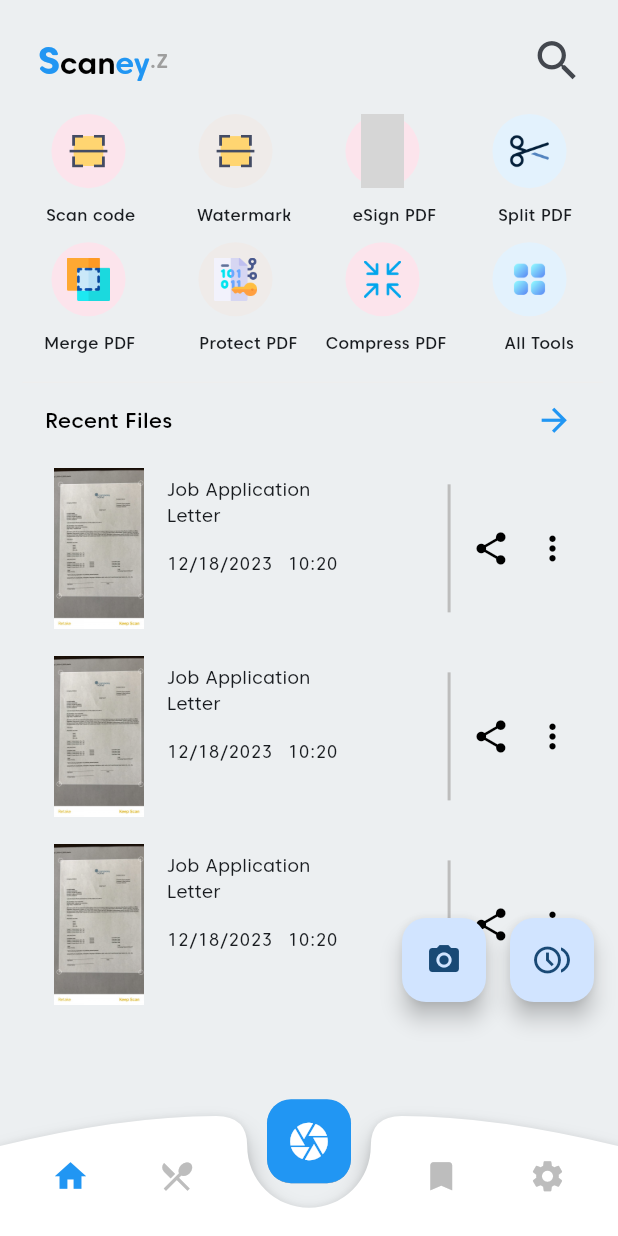
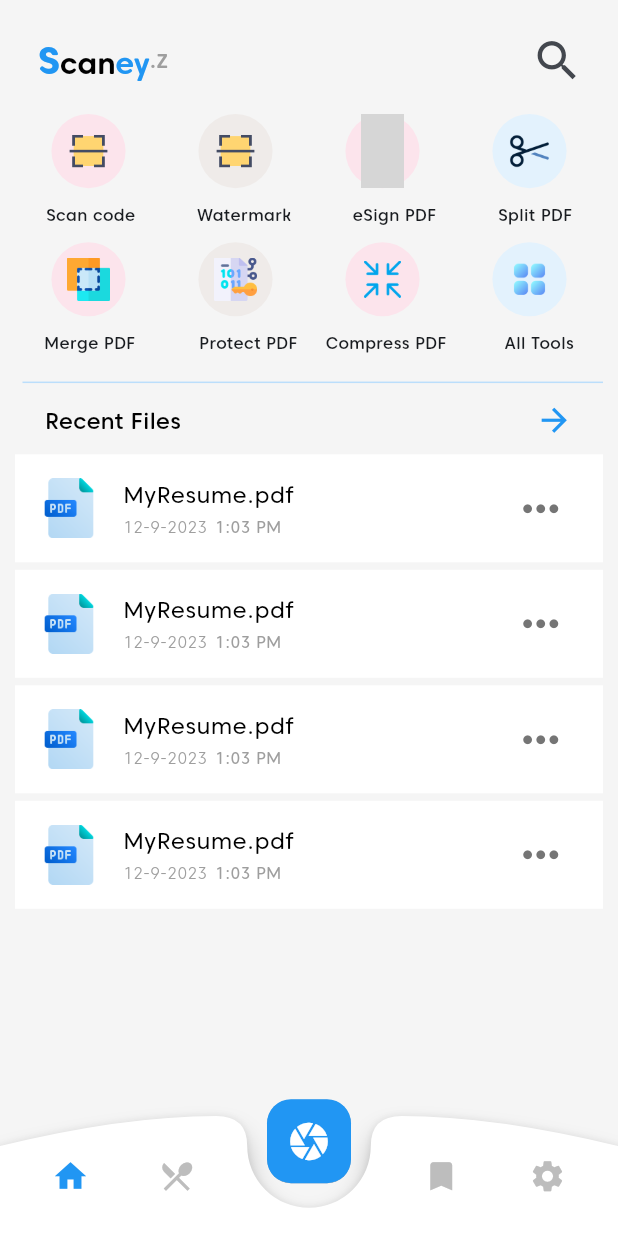
Before and after one commit to zainsh098/ui_fyp, a Flutter app: the screen it shows after launch, on a phone screen of 412 x 824 dp. Run offline on Flutter 3.47's test engine with Material 2 defaults, Android fonts, the phone set to English and light mode, and no system bars; our stand-ins replace animated_text_kit, flutter_svg, lottie; grey boxes are pictures that could not be loaded.

Commit message:
Changes on Home Screen❤️

```diff
--- a/lib/res/components/file_template.dart
+++ b/lib/res/components/file_template.dart
@@ -3,7 +3,6 @@ import 'package:flutter/material.dart';
 import 'package:ui_fyp/res/components/text_widget.dart';
 
 import '../font_styles.dart';
-
 class FileTemplate extends StatelessWidget {
   const FileTemplate({Key? key});
 
@@ -16,8 +15,16 @@ class FileTemplate extends StatelessWidget {
       height: height * 0.14,
       width: width * 0.90,
       decoration: BoxDecoration(
-        color: Colors.transparent,
+        color: Colors.white,
         borderRadius: BorderRadius.circular(5),
+        boxShadow: [
+          BoxShadow(
+            color: Colors.blue.shade200.withOpacity(0.4), // Adjust the opacity for the glass effect
+            spreadRadius: 1,
+            blurRadius: 3, // Adjust the blur radius for the glass effect
+            offset: Offset(5, 5),
+          ),
+        ],
       ),
       child: Row(
         children: [
@@ -29,32 +36,23 @@ class FileTemplate extends StatelessWidget {
               'assets/image1.jpeg',
               width: width * 0.22,
               height: height * 0.13,
-
             ),
           ),
           // Middle Side: Text, Time, and Date
           Expanded(
             child: Column(
-
               crossAxisAlignment: CrossAxisAlignment.start,
               children: [
                 const SizedBox(height: 10,),
-               TextWidget(text: 'Job Application \nLetter', textStyle: const TextStyle(fontFamily: FontStyles.CarosSoft,fontSize: 12)),
+                TextWidget(text: 'Job Application \nLetter', textStyle: const TextStyle(fontFamily: FontStyles.CarosSoft,fontSize: 12)),
                 const SizedBox(height: 15),
-
                 Row(
                   children: [
-
                     TextWidget(text: '12/18/2023', textStyle: const TextStyle(fontFamily: FontStyles.CarosSoft,fontSize: 12)),
                     const SizedBox(width: 10,),
-                    TextWidget(text: '10:20', textStyle:const  TextStyle(fontFamily: FontStyles.CarosSoft,fontSize: 12)),
-
-
+                    TextWidget(text: '10:20', textStyle: const TextStyle(fontFamily: FontStyles.CarosSoft,fontSize: 12)),
                   ],
-
                 ),
-
-
               ],
             ),
           ),
@@ -62,11 +60,11 @@ class FileTemplate extends StatelessWidget {
           Row(
             children: [
               VerticalDivider(
-                color: Colors.grey.shade400, // Customize the color of the divider
-                width: 1, // Customize the width of the divider
-                thickness: 2, // Customize the thickness of the divider
-                indent: 15, // Customize the start padding of the divider
-                endIndent: 15, // Customize the end padding of the divider
+                color: Colors.grey.shade400,
+                width: 1,
+                thickness: 2,
+                indent: 15,
+                endIndent: 15,
               ),
               const SizedBox(width: 15,),
               const Icon(Icons.share, color: Colors.black, size: 26,),
@@ -75,12 +73,56 @@ class FileTemplate extends StatelessWidget {
               const SizedBox(width: 10,),
             ],
           ),
-
         ],
+      ),
+    );
+  }
+}
 
 
+
+class FileTemplate2 extends StatelessWidget {
+  const FileTemplate2({super.key});
+
+  @override
+  Widget build(BuildContext context) {
+    return Column(children: [
+
+      Padding(
+        padding: const EdgeInsets.only(left: 10,right: 10),
+        child: ClipRRect(
+          borderRadius: BorderRadius.circular(5),
+
+          child: ListTile(
+
+            tileColor: Colors.white,
+     leading: Image.asset('assets/pdf3.png',height: 40,width: 40,),
+            title: TextWidget(text: 'MyResume.pdf',textStyle: TextStyle(color: Colors.black,fontFamily: FontStyles.CarosSoft,fontSize: 15),),
+            trailing: Icon(Icons.more_horiz_outlined,size: 35,color: Colors.grey.shade600,),
+            subtitle: Row(
+              children: [
+                TextWidget(text: '12-9-2023', textStyle: TextStyle(color: Colors.grey,fontFamily: FontStyles.CarosSoftLight,fontSize: 11) ),
+                SizedBox(width: 5,),
+                TextWidget(text: '1:03 PM', textStyle: TextStyle(color: Colors.grey,fontFamily: FontStyles.CarosSoft,fontSize: 11) ),
+
+
+
+              ],
+
+
+            ),
+
+
+          ),
+        ),
       ),
+
+
+
+
+    ],
+
+
     );
-
   }
 }
--- a/lib/screens/Home Screen/home_screen.dart
+++ b/lib/screens/Home Screen/home_screen.dart
@@ -21,33 +21,33 @@ class _HomeScreenState extends State<HomeScreen> {
     final height = MediaQuery.of(context).size.height;
     final width = MediaQuery.of(context).size.width;
     return Scaffold(
-      backgroundColor: Colors.blueGrey.shade50,
-      floatingActionButton: Padding(
-        padding: const EdgeInsets.only(bottom: 60),
-        child: Row(
-mainAxisAlignment: MainAxisAlignment.end,
-          children: [
-            FloatingActionButton(
-              heroTag:'camera' ,
-
-              onPressed: () {
-                // Add your action for the first FAB here
-              },
-              child: const Icon(Icons.camera_alt),
-            ),
-            const SizedBox(width: 16), // Add some spacing between FABs
-            FloatingActionButton(
-              onPressed: () {
-                // Add your action for the second FAB here
-              },
-              child: const Icon(Icons.browse_gallery_outlined),
-            ),
-         // Add some spacing between FABs
-
-          ],
-        ),
-      ),
-      floatingActionButtonLocation: FloatingActionButtonLocation.endFloat,
+      backgroundColor:  Colors.grey.shade100,
+//       floatingActionButton: Padding(
+//         padding: const EdgeInsets.only(bottom: 60),
+//         child: Row(
+// mainAxisAlignment: MainAxisAlignment.end,
+//           children: [
+//             FloatingActionButton(
+//               heroTag:'camera' ,
+//
+//               onPressed: () {
+//                 // Add your action for the first FAB here
+//               },
+//               child: const Icon(Icons.camera_alt),
+//             ),
+//             const SizedBox(width: 16), // Add some spacing between FABs
+//             FloatingActionButton(
+//               onPressed: () {
+//                 // Add your action for the second FAB here
+//               },
+//               child: const Icon(Icons.browse_gallery_outlined),
+//             ),
+//          // Add some spacing between FABs
+//
+//           ],
+//         ),
+//       ),
+//       floatingActionButtonLocation: FloatingActionButtonLocation.endFloat,
 
 
 
@@ -238,7 +238,7 @@ mainAxisAlignment: MainAxisAlignment.end,
             ),
             const SizedBox(height: 10,),
             Divider(
-              color: Colors.grey.shade200,
+              color: Colors.blue.shade100,
               endIndent: 10,
               indent: 15,
 
@@ -252,21 +252,22 @@ mainAxisAlignment: MainAxisAlignment.end,
 
                 children: [
 
-                  TextWidget(text: 'Recent Files', textStyle: const TextStyle(fontFamily: FontStyles.CarosSoftMedium,fontSize: 14,color: Colors.black)),
+                  TextWidget(text: 'Recent Files', textStyle: const TextStyle(fontFamily: FontStyles.CarosSoftMedium,fontSize: 15,color: Colors.black)),
                   const Icon(Icons.arrow_forward,color: Colors.blue,size: 25,)
                 ],
 
               ),
             ),
-            const SizedBox(height: 15,),
+            const SizedBox(height: 10,),
               Expanded(
                 child: ListView.builder(
-                  itemCount: 3,
+                  itemCount: 4,
                   itemBuilder: (context, index) {
                   return   const Column(
                     children: [
-                      FileTemplate(),
-                      SizedBox(height: 10,),
+                      FileTemplate2(),
+                      SizedBox(height: 5,),
+
 
                     ],
                   );
```
Also changed, not shown: assets/pdf.png (added), assets/pdf1.png (added), assets/pdf2.png (added), assets/pdf3.png (added).
